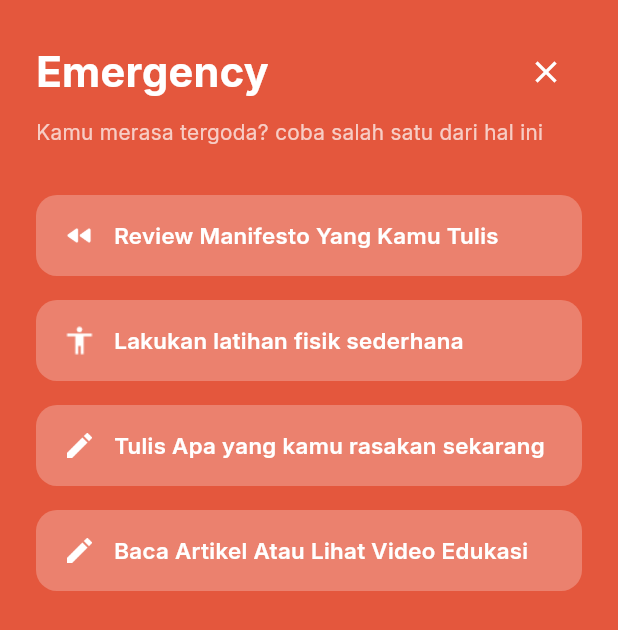
After one commit to recova-app/frontend, a Flutter app: the EmergencyPage screen opened directly, on a phone screen of 412 x 824 dp. The commit adds this screen. Shown: the top 630 px of the screen. Run offline on Flutter 3.47's test engine with Material 3 defaults, Android fonts, the phone set to English and light mode, and no system bars; our stand-ins replace equatable, flutter_bloc, flutter_secure_storage, google_sign_in; accounts and stored records are empty.

Commit message:
feat: add EmergencyPage with action buttons and navigation

```diff
--- /dev/null
+++ b/lib/pages/emergency_page.dart
@@ -0,0 +1,123 @@
+import 'package:flutter/material.dart';
+
+class EmergencyPage extends StatelessWidget {
+  const EmergencyPage({super.key});
+
+  @override
+  Widget build(BuildContext context) {
+    return Scaffold(
+      backgroundColor: const Color(0xFFE4573D),
+      body: SafeArea(
+        child: Padding(
+          padding: const EdgeInsets.all(24),
+          child: Column(
+            crossAxisAlignment: CrossAxisAlignment.start,
+            children: [
+              // Header bar dengan tombol close
+              Row(
+                mainAxisAlignment: MainAxisAlignment.spaceBetween,
+                children: [
+                  const Text(
+                    "Emergency",
+                    style: TextStyle(
+                      color: Colors.white,
+                      fontSize: 28,
+                      fontWeight: FontWeight.bold,
+                    ),
+                  ),
+                  IconButton(
+                    onPressed: () => Navigator.pop(context),
+                    // Ganti 'assets/images/close.png' dengan path gambar Anda
+                    icon: const Icon(
+                      Icons.close,
+                      color: Colors.white,
+                    ),
+                  ),
+                ],
+              ),
+
+              const SizedBox(height: 6),
+
+              const Text(
+                "Kamu merasa tergoda? coba salah satu dari hal ini",
+                style: TextStyle(
+                  color: Colors.white70,
+                  fontSize: 14,
+                ),
+              ),
+
+              const SizedBox(height: 32),
+
+              // Tombol Aksi
+              _buildActionButton(
+                iconAsset: "assets/images/home/icon_review.png", // Placeholder
+                label: "Review Manifesto Yang Kamu Tulis",
+                onTap: () {},
+              ),
+              const SizedBox(height: 16),
+
+              _buildActionButton(
+                iconAsset: "assets/images/home/icon_exercise.png", // Placeholder
+                label: "Lakukan latihan fisik sederhana",
+                onTap: () {},
+              ),
+              const SizedBox(height: 16),
+
+              _buildActionButton(
+                iconAsset: "assets/images/home/icon_pencil.png", // Placeholder
+                label: "Tulis Apa yang kamu rasakan sekarang",
+                onTap: () {},
+              ),
+              const SizedBox(height: 16),
+
+              _buildActionButton(
+                iconAsset: "assets/images/home/icon_pencil.png", // Placeholder
+                label: "Baca Artikel Atau Lihat Video Edukasi",
+                onTap: () {},
+              ),
+            ],
+          ),
+        ),
+      ),
+    );
+  }
+
+  Widget _buildActionButton({
+    required String iconAsset,
+    required String label,
+    required VoidCallback onTap,
+  }) {
+    return GestureDetector(
+      onTap: onTap,
+      child: Container(
+        width: double.infinity,
+        padding: const EdgeInsets.symmetric(vertical: 16, horizontal: 18),
+        decoration: BoxDecoration(
+          color: Colors.white.withOpacity(0.25),
+          borderRadius: BorderRadius.circular(14),
+        ),
+        child: Row(
+          children: [
+            Image.asset(
+              iconAsset,
+              color: Colors.white,
+              width: 22,
+              height: 22,
+            ),
+            const SizedBox(width: 12),
+            Expanded(
+              child: Text(
+                label,
+                style: const TextStyle(
+                  color: Colors.white,
+                  fontWeight: FontWeight.w600,
+                  fontSize: 15,
+                ),
+              ),
+            ),
+          ],
+        ),
+      ),
+    );
+  }
+}
--- a/lib/pages/home_page.dart
+++ b/lib/pages/home_page.dart
@@ -6,6 +6,7 @@ import 'package:recova/models/user_model.dart';
 import 'package:recova/models/statistics_model.dart';
 import 'package:recova/pages/checkin_page.dart';
 import 'package:recova/pages/login_page.dart';
+import 'package:recova/pages/emergency_page.dart';
 import 'package:recova/services/auth_service.dart';
 
 class HomePage extends StatelessWidget {
@@ -378,7 +379,17 @@ class EmergencyButton extends StatelessWidget {
 
   @override
   Widget build(BuildContext context) {
-    return Container(
+    return GestureDetector(
+      onTap: () {
+        Navigator.push(
+          context,
+          MaterialPageRoute(
+            builder: (context) => const EmergencyPage(),
+            fullscreenDialog: true, // Menampilkan halaman dari bawah
+          ),
+        );
+      },
+      child: Container(
         padding: const EdgeInsets.symmetric(horizontal: 16, vertical: 20),
         decoration: BoxDecoration(
           color: const Color(0xFFFFCDD2),
@@ -407,6 +418,7 @@ class EmergencyButton extends StatelessWidget {
               ),
             ),
           ],
+        ),
       ),
     );
   }
```
Also changed, not shown: assets/images/home/icon_exercise.png (added), assets/images/home/icon_pencil.png (added), assets/images/home/icon_review.png (added). Lines whose indentation alone changed are shown as unchanged.
